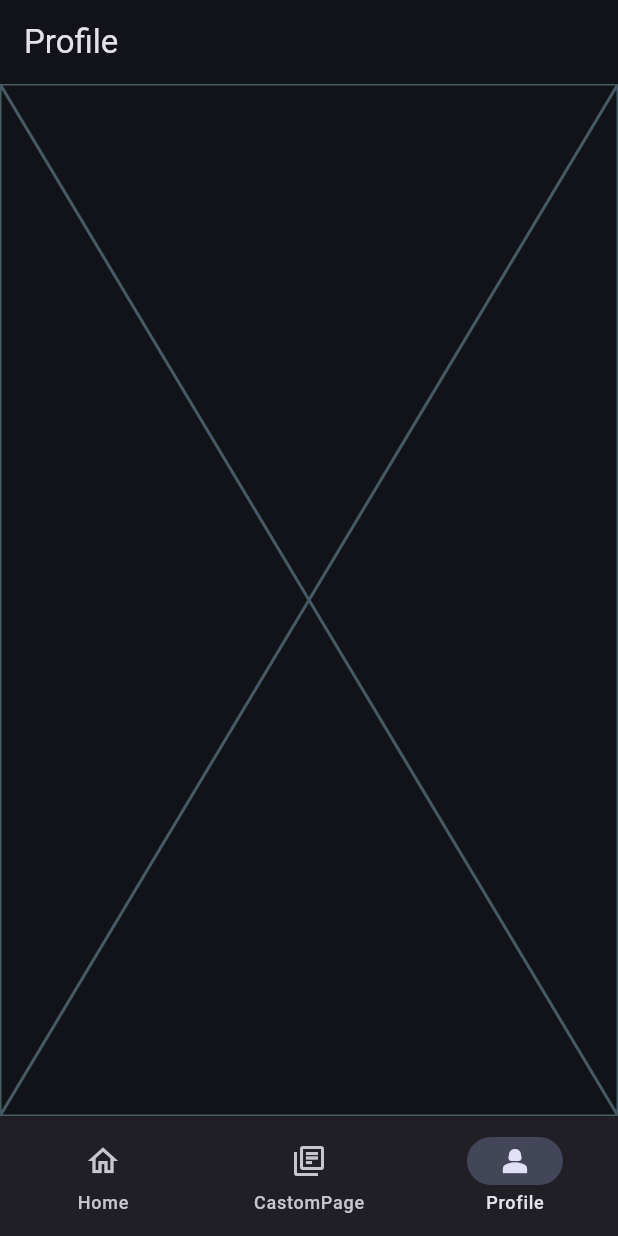
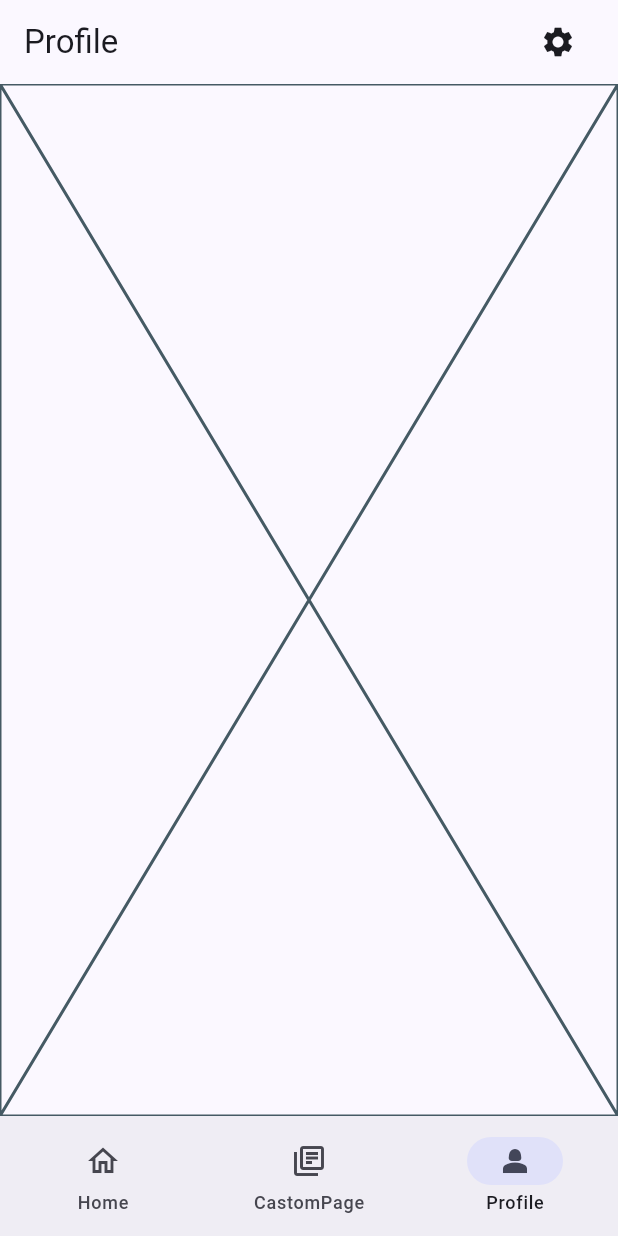
Before and after one commit to azpantic/flutter_mobile_application_template, a Flutter app: the screen it shows after launch, item 3 of the bottom bar chosen, on a phone screen of 412 x 824 dp. Run offline on Flutter 3.47's test engine with Material 2 defaults, Android fonts, the phone set to English and light mode, and no system bars; our stand-ins replace get, go_router; missing offline and left inert: dart:js_util; generated files the repository leaves out were written again.

Commit message:
try dynamic theme

```diff
--- a/lib/controllers/main_controller.dart
+++ b/lib/controllers/main_controller.dart
@@ -1,5 +1,12 @@
+import 'dart:js_util';
+
+import 'package:flutter/material.dart';
 import 'package:get/get.dart';
 
 class MainController extends GetxController {
   RxInt page = 0.obs;
+
+  RxBool isDarkMode = true.obs;
+
+  // var themeMode = ThemeMode.system.obs;
 }
--- a/lib/main.dart
+++ b/lib/main.dart
@@ -46,11 +46,8 @@ class MyApp extends GetView<MainController> {
         colorSchemeSeed: Colors.indigo,
         useMaterial3: true,
       ),
-      darkTheme: ThemeData(
-        brightness: Brightness.dark,
-        colorSchemeSeed: Colors.indigo,
-        useMaterial3: true,
-      ),
+
+      // themeMode: controller.isDarkMode ? ThemeData.dark ? ThemeData.light,
       themeMode: ThemeMode.dark,
 
       routerConfig: router,
--- a/lib/pages/profile_page.dart
+++ b/lib/pages/profile_page.dart
@@ -11,7 +11,16 @@ class ProfilePage extends GetView<void> {
   Widget build(BuildContext context) {
     return Scaffold(
         appBar: AppBar(
-          title: Text(t.navbar.profile),
+          title: Row(
+            mainAxisAlignment: MainAxisAlignment.spaceBetween,
+            children: [
+              Text(t.navbar.profile),
+              IconButton(
+                onPressed: () {},
+                icon: const Icon(Icons.settings),
+              ),
+            ],
+          ),
         ),
         body: const Placeholder());
   }
```
Also changed, not shown: lib/constans.dart (added, +7 -0 lines), lib/routes.dart (+7 -3 lines), pubspec.lock.
